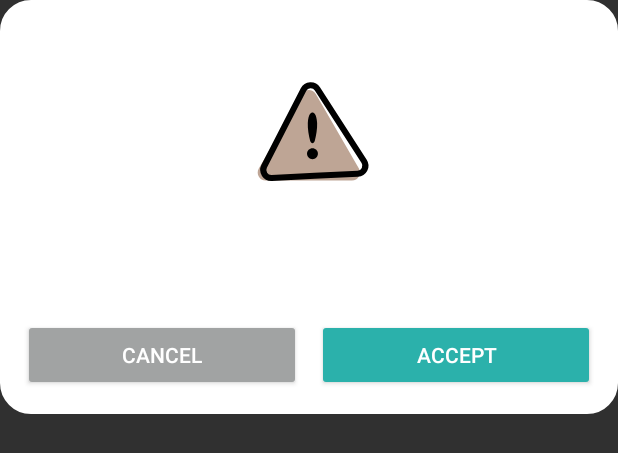
After one commit to k-alex-leon/TicTacToe, an Android app: the layout exit_dialog.xml on its own in the app's theme, with its tools: preview values and no code run, on a phone screen of 412 x 824 dp. The commit adds this screen. Shown: the top 453 px of the screen. Run offline under Robolectric (Android 15) with nearby library versions, the phone set to English and light mode, and no system bars.

Commit message:
desing improvements

```diff
--- /dev/null
+++ b/app/src/main/res/layout/exit_dialog.xml
@@ -0,0 +1,61 @@
+<?xml version="1.0" encoding="utf-8"?>
+<androidx.coordinatorlayout.widget.CoordinatorLayout xmlns:android="http://schemas.android.com/apk/res/android"
+    android:layout_width="match_parent"
+    android:layout_height="wrap_content"
+    xmlns:app="http://schemas.android.com/apk/res-auto"
+    android:fitsSystemWindows="true"
+    android:background="@drawable/custom_popup"
+    android:padding="10dp"
+    android:backgroundTint="@color/white">
+
+    <LinearLayout
+        android:layout_width="match_parent"
+        android:layout_height="match_parent"
+        android:gravity="center"
+        android:orientation="vertical">
+
+        <com.airbnb.lottie.LottieAnimationView
+            android:layout_width="120dp"
+            android:layout_height="120dp"
+            android:layout_marginTop="20dp"
+            app:lottie_autoPlay="true"
+            app:lottie_loop="false"
+            app:lottie_rawRes="@raw/warning"/>
+
+        <TextView
+            android:id="@+id/txtVTitleExitDialog"
+            android:layout_width="wrap_content"
+            android:layout_height="wrap_content"
+            android:textColor="@color/gray"
+            android:textStyle="bold"
+            android:textAlignment="center"
+            android:textSize="20dp"
+            android:layout_marginTop="10dp"/>
+
+        <LinearLayout
+            android:layout_width="match_parent"
+            android:layout_height="wrap_content"
+            android:layout_marginTop="20dp"
+            android:orientation="horizontal">
+
+            <Button
+                android:id="@+id/btnCancelExit"
+                android:layout_width="match_parent"
+                android:layout_height="wrap_content"
+                android:layout_weight="1"
+                android:backgroundTint="@color/gray"
+                android:layout_margin="5dp"
+                android:text="Cancel"/>
+
+            <Button
+                android:id="@+id/btnAcceptExit"
+                android:layout_width="match_parent"
+                android:layout_height="wrap_content"
+                android:layout_weight="1"
+                android:backgroundTint="@color/green"
+                android:layout_margin="5dp"
+                android:text="Accept"/>
+        </LinearLayout>
+    </LinearLayout>
+
+</androidx.coordinatorlayout.widget.CoordinatorLayout>
```
Also changed, not shown: app/src/main/java/com/example/tictactoe/activity/FindGameActivity.java (+39 -39 lines), app/src/main/java/com/example/tictactoe/activity/GameActivity.java (+54 -0 lines), app/src/main/java/com/example/tictactoe/providers/GamesProvider.java (+11 -11 lines), app/src/main/res/layout/list_games_dialog.xml (+14 -6 lines), app/src/main/res/raw/warning.json (added, +1 -0 lines).
